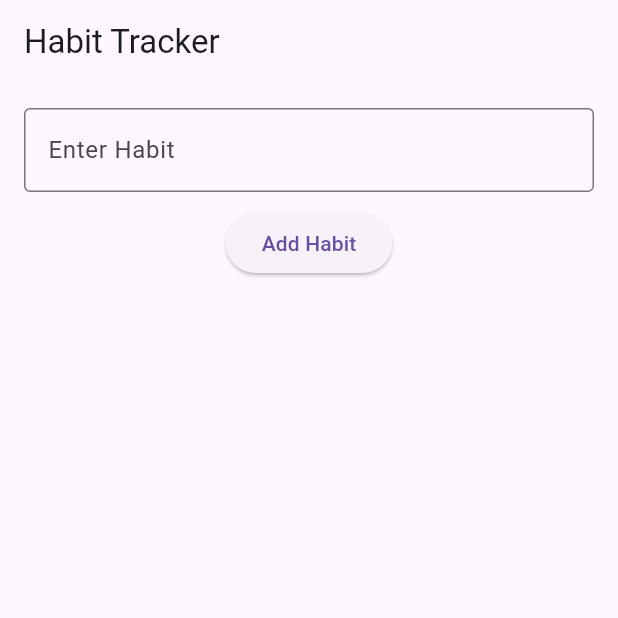
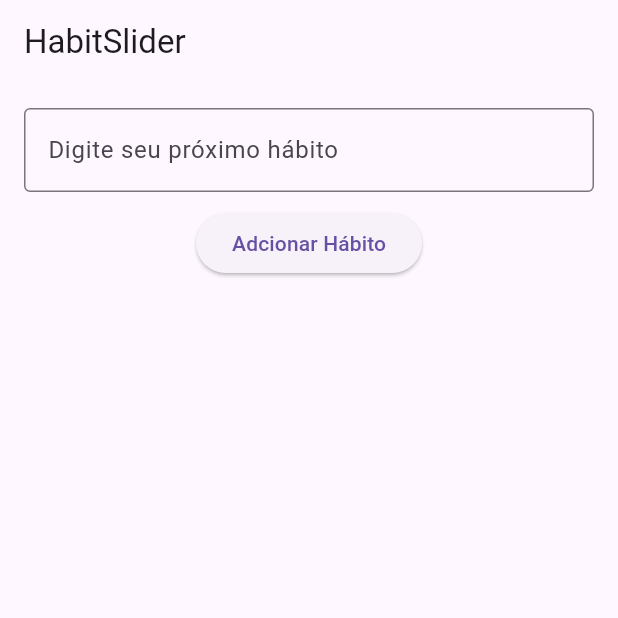
Before and after one commit to victorortolan/HabitSlider, a Flutter app: the screen it shows after launch, on a phone screen of 412 x 824 dp, the top half of it. Run offline on Flutter 3.47's test engine with Material 3 defaults, Android fonts, the phone set to English and light mode, and no system bars; our stand-ins replace shared_preferences.

Commit message:
minor changes

```diff
--- a/lib/main.dart
+++ b/lib/main.dart
@@ -49,7 +49,7 @@ class _HabitListScreenState extends State<HabitListScreen> {
         habits = savedHabits
             .map((habitString) => Habit(
                   name: habitString,
-                  progress: 0.0, // Initial progress set to 0
+                  progress: 0.0, //progresso inicial deve ser 0
                 ))
             .toList();
       });
@@ -83,7 +83,7 @@ class _HabitListScreenState extends State<HabitListScreen> {
   Widget build(BuildContext context) {
     return Scaffold(
       appBar: AppBar(
-        title: Text('Habit Tracker'),
+        title: Text('HabitSlider'),
       ),
       body: Padding(
         padding: const EdgeInsets.all(16.0),
@@ -92,14 +92,14 @@ class _HabitListScreenState extends State<HabitListScreen> {
             TextField(
               controller: habitController,
               decoration: InputDecoration(
-                labelText: 'Enter Habit',
+                labelText: 'Digite seu próximo hábito',
                 border: OutlineInputBorder(),
               ),
             ),
             SizedBox(height: 10),
             ElevatedButton(
               onPressed: _addHabit,
-              child: Text('Add Habit'),
+              child: Text('Adcionar Hábito'),
             ),
             SizedBox(height: 20),
             Expanded(
@@ -109,9 +109,9 @@ class _HabitListScreenState extends State<HabitListScreen> {
                   return ListTile(
                     title: Text(habits[index].name),
                     subtitle: Text(
-                        'Progress: ${(habits[index].progress * 100).toStringAsFixed(0)}%'),
+                        'Progresso: ${(habits[index].progress * 100).toStringAsFixed(0)}%'),
                     trailing: SizedBox(
-                      width: 150, // Set a fixed width for the slider
+                      width: 150,
                       child: Slider(
                         value: habits[index].progress,
                         min: 0.0,
@@ -123,7 +123,7 @@ class _HabitListScreenState extends State<HabitListScreen> {
                         },
                       ),
                     ),
-                    // If the progress reaches 100%, mark as completed
+                    //se progresso = 100, concluir
                     leading: habits[index].progress == 1.0
                         ? Icon(Icons.check_circle, color: Colors.green)
                         : null,
```
